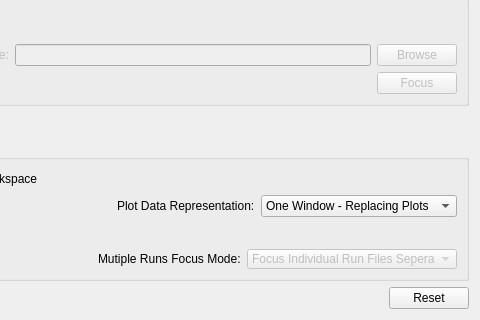
Before: the Qt Designer form MantidQt/CustomInterfaces/inc/MantidQtCustomInterfaces/EnggDiffraction/EnggDiffractionQtTabFocus.ui in mantidproject/mantid, drawn with Qt 5; both pictures show x 138 to 618 and y 310 to 630 of the 618 by 630 pixel window.
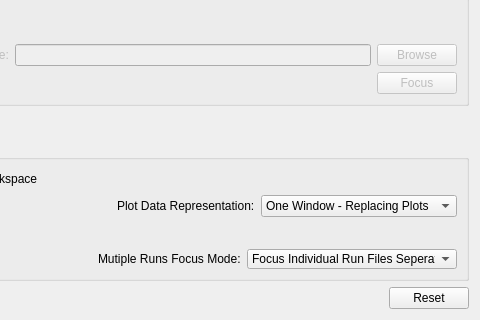
After: the same form once the commit is applied. Custom widgets are drawn as their Qt base class.

Patch:
```diff
--- a/MantidQt/CustomInterfaces/inc/MantidQtCustomInterfaces/EnggDiffraction/EnggDiffractionQtTabFocus.ui
+++ b/MantidQt/CustomInterfaces/inc/MantidQtCustomInterfaces/EnggDiffraction/EnggDiffractionQtTabFocus.ui
@@ -551,7 +551,7 @@
         <item>
          <widget class="QComboBox" name="comboBox_Multi_Runs">
           <property name="enabled">
-           <bool>false</bool>
+           <bool>true</bool>
           </property>
           <property name="sizePolicy">
            <sizepolicy hsizetype="Preferred" vsizetype="Minimum">
```
